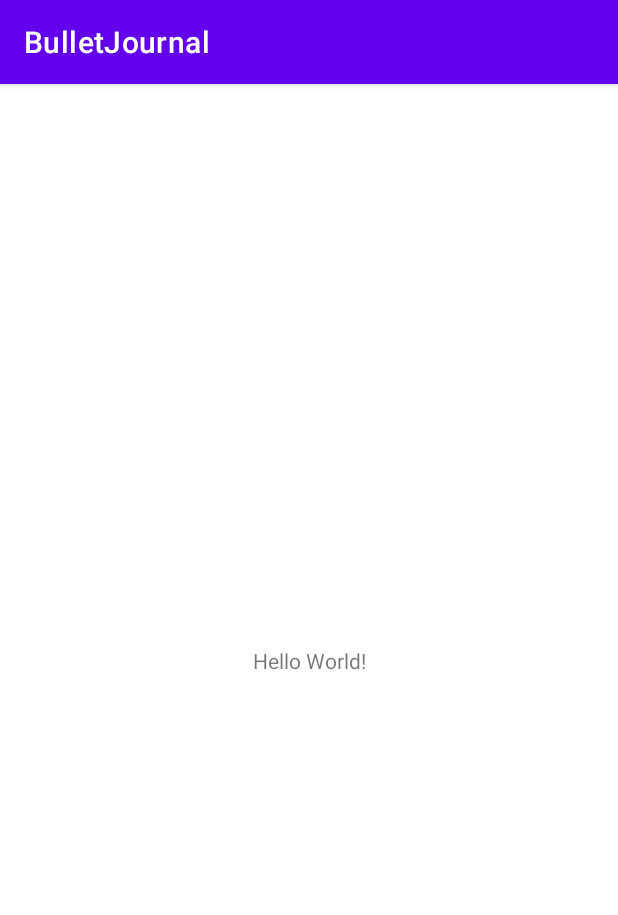
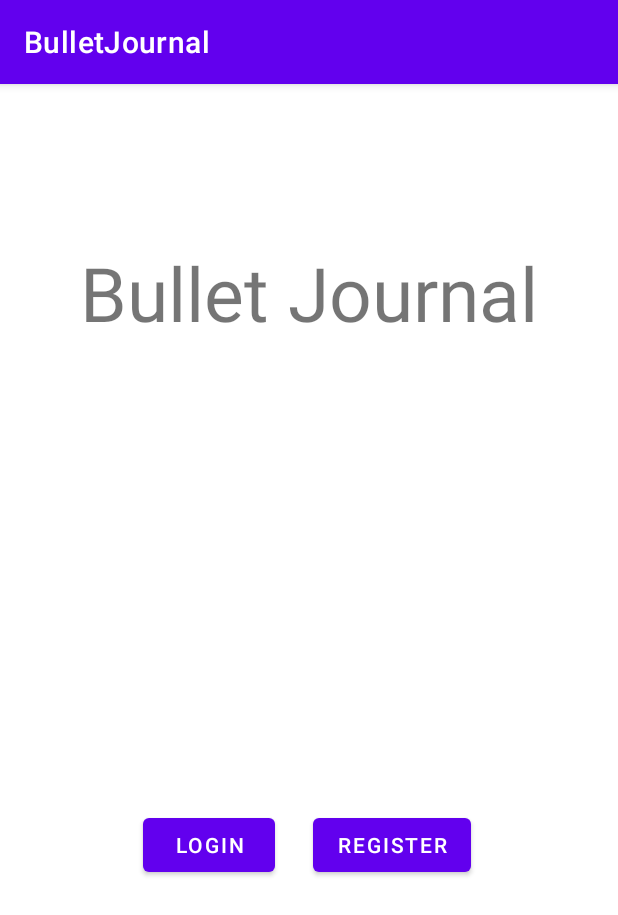
Before and after one commit to harshryadav/BulletJournal, an Android app: the screen it shows after launch (MainActivity before the commit, HomePage after it), on a phone screen of 412 x 824 dp. Shown: the top 915 px of the screen. Run offline under Robolectric (Android 15) with nearby library versions, the phone set to English and light mode, and no system bars.

Commit message:
home login register firebase

```diff
--- a/BulletJournal/app/src/main/java/com/example/bulletjournal/HomePage.kt
+++ b/BulletJournal/app/src/main/java/com/example/bulletjournal/HomePage.kt
@@ -1,4 +1,31 @@
 package com.example.bulletjournal
 
-class HomePage {
+import android.content.Intent
+import android.os.Bundle
+import android.widget.Button
+import androidx.appcompat.app.AppCompatActivity
+
+class HomePage : AppCompatActivity(){
+    private lateinit var registerBtn: Button
+    private lateinit var loginBtn: Button
+
+    override fun onCreate(savedInstanceState: Bundle?) {
+        super.onCreate(savedInstanceState)
+        setContentView(R.layout.home_layout)
+
+        initializeUI()
+
+        loginBtn.setOnClickListener {
+            startActivity(Intent(this@HomePage, LoginPage::class.java))
+        }
+
+        registerBtn.setOnClickListener {
+            startActivity(Intent(this@HomePage, RegistrationPage::class.java))
+        }
+    }
+
+    private fun initializeUI(){
+        registerBtn = findViewById(R.id.home_register)
+        loginBtn = findViewById(R.id.home_login)
+    }
 }
--- a/BulletJournal/app/src/main/java/com/example/bulletjournal/MainActivity.kt
+++ b/BulletJournal/app/src/main/java/com/example/bulletjournal/MainActivity.kt
@@ -1,11 +1,14 @@
 package com.example.bulletjournal
 
+import android.content.Intent
 import androidx.appcompat.app.AppCompatActivity
 import android.os.Bundle
+import android.widget.Button
 
 class MainActivity : AppCompatActivity() {
+
     override fun onCreate(savedInstanceState: Bundle?) {
         super.onCreate(savedInstanceState)
-        setContentView(R.layout.activity_main)
+        startActivity(Intent(this@MainActivity, HomePage::class.java))
     }
 }
--- a/BulletJournal/app/src/main/java/com/example/bulletjournal/PasswordPage.kt
+++ /dev/null
@@ -1,4 +0,0 @@
-package com.example.bulletjournal
-
-class PasswordPage {
-}
--- /dev/null
+++ b/BulletJournal/app/src/main/res/layout/home_layout.xml
@@ -0,0 +1,43 @@
+<?xml version="1.0" encoding="utf-8"?>
+<LinearLayout xmlns:android="http://schemas.android.com/apk/res/android"
+    xmlns:tools="http://schemas.android.com/tools"
+    android:orientation="vertical"
+    android:layout_width="match_parent"
+    android:layout_height="match_parent"
+    android:background="#fff"
+    tools:context=".HomePage">
+    <TextView
+        android:layout_marginTop="100dp"
+        android:padding="5dp"
+        android:layout_width="match_parent"
+        android:layout_height="wrap_content"
+        android:text="Bullet Journal"
+        android:textSize="50sp"
+        android:gravity="center"
+        />
+    <LinearLayout
+        android:layout_width="match_parent"
+        android:layout_height="wrap_content"
+        android:orientation="horizontal"
+        android:padding = "5dp"
+        android:background="#fff"
+        >
+        <Button android:layout_width="wrap_content"
+            android:layout_height="wrap_content"
+            android:text="Login"
+            android:id="@+id/home_login"
+            android:layout_marginLeft="90dp"
+            android:layout_marginRight="25dp"
+            android:layout_marginTop="300dp"
+           />
+
+        <Button android:layout_width="wrap_content"
+            android:layout_height="wrap_content"
+            android:text="Register"
+            android:id="@+id/home_register"
+            android:layout_marginTop="300dp"
+            />
+
+    </LinearLayout>
+
+</LinearLayout>
--- /dev/null
+++ b/BulletJournal/app/src/main/res/values-land/dimens.xml
@@ -0,0 +1,3 @@
+<resources>
+    <dimen name="fab_margin">48dp</dimen>
+</resources>
--- /dev/null
+++ b/BulletJournal/app/src/main/res/values-w1240dp/dimens.xml
@@ -0,0 +1,3 @@
+<resources>
+    <dimen name="fab_margin">200dp</dimen>
+</resources>
--- /dev/null
+++ b/BulletJournal/app/src/main/res/values-w600dp/dimens.xml
@@ -0,0 +1,3 @@
+<resources>
+    <dimen name="fab_margin">48dp</dimen>
+</resources>
--- /dev/null
+++ b/BulletJournal/app/src/main/res/values/dimens.xml
@@ -0,0 +1,3 @@
+<resources>
+    <dimen name="fab_margin">16dp</dimen>
+</resources>
--- a/BulletJournal/app/src/main/res/values/themes.xml
+++ b/BulletJournal/app/src/main/res/values/themes.xml
@@ -13,4 +13,13 @@
         <item name="android:statusBarColor" tools:targetApi="l">?attr/colorPrimaryVariant</item>
         <!-- Customize your theme here. -->
     </style>
+
+    <style name="Theme.BulletJournal.NoActionBar">
+        <item name="windowActionBar">false</item>
+        <item name="windowNoTitle">true</item>
+    </style>
+
+    <style name="Theme.BulletJournal.AppBarOverlay" parent="ThemeOverlay.AppCompat.Dark.ActionBar" />
+
+    <style name="Theme.BulletJournal.PopupOverlay" parent="ThemeOverlay.AppCompat.Light" />
 </resources>
```
Also changed, not shown: BulletJournal/app/build.gradle (+15 -1 lines), BulletJournal/app/src/main/AndroidManifest.xml (+20 -0 lines), BulletJournal/app/src/main/java/com/example/bulletjournal/LoginPage.kt (added, +65 -0 lines), BulletJournal/app/src/main/java/com/example/bulletjournal/RegistrationPage.kt (added, +100 -0 lines), BulletJournal/app/src/main/res/layout/login_layout.xml (added, +61 -0 lines), BulletJournal/app/src/main/res/layout/register_layout.xml (added, +80 -0 lines), BulletJournal/app/src/main/res/navigation/nav_graph.xml (added, +28 -0 lines), BulletJournal/app/src/main/res/values/strings.xml (+9 -0 lines), BulletJournal/build.gradle (+8 -3 lines), BulletJournal/gradle/wrapper/gradle-wrapper.properties, 1 other file.
